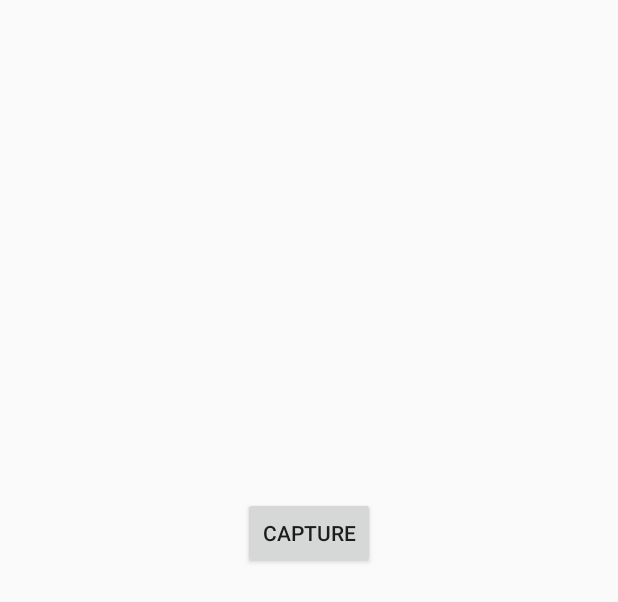
After one commit to micscopau/HelloOpenCV_baseOpenCVsetup, an Android app: the layout activity_camera_native.xml on its own in the app's theme, with its tools: preview values and no code run, on a phone screen of 412 x 824 dp. The commit adds this screen. Shown: the top 602 px of the screen. Run offline under Robolectric (Android 15) with nearby library versions, the phone set to English and light mode, and no system bars.

Commit message:
Many Changes - 2 camera options OpenCV - Native
OpenCV working (don't like formatting restrictions of preview)
Adding native android camera functionallity - in process of handling rotation issue

```diff
--- /dev/null
+++ b/app/src/main/res/layout/activity_camera_native.xml
@@ -0,0 +1,37 @@
+<RelativeLayout xmlns:android="http://schemas.android.com/apk/res/android"
+    xmlns:tools="http://schemas.android.com/tools"
+    android:layout_width="match_parent"
+    android:layout_height="match_parent"
+    android:paddingLeft="16dp"
+    android:paddingRight="16dp"
+    android:paddingTop="16dp"
+    android:paddingBottom="16dp"
+    tools:context="paulygon.helloopencv.CameraActivityNative"
+    android:baselineAligned="false">
+
+    <FrameLayout
+        android:id="@+id/camera_preview"
+        android:layout_width="match_parent"
+        android:layout_height="300dp"/>
+
+    <Button
+        android:layout_width="wrap_content"
+        android:layout_height="wrap_content"
+        android:text="@string/capture_button"
+        android:id="@+id/button"
+        android:layout_below="@+id/camera_preview"
+        android:layout_centerHorizontal="true"
+        android:layout_marginTop="15dp" />
+
+    <ImageView
+        android:layout_width="match_parent"
+        android:layout_height="wrap_content"
+        android:id="@+id/captured_image"
+        android:layout_below="@+id/button"
+        android:layout_alignParentLeft="true"
+        android:layout_alignParentStart="true"
+        android:layout_marginTop="15dp"
+        android:contentDescription="@string/desc" />
+
+
+</RelativeLayout>
--- a/app/src/main/res/values/strings.xml
+++ b/app/src/main/res/values/strings.xml
@@ -1,3 +1,8 @@
 <resources>
     <string name="app_name">HelloOpenCV</string>
+    <string name="capture_button">Capture</string>
+    <string name="desc">Picture Result</string>
+
+    <string name="action_settings">Settings</string>
+
 </resources>
--- a/openCVLibrary330/src/main/java/org/opencv/android/CameraBridgeViewBase.java
+++ b/openCVLibrary330/src/main/java/org/opencv/android/CameraBridgeViewBase.java
@@ -419,6 +419,7 @@ public abstract class CameraBridgeViewBase extends SurfaceView implements Surfac
                          (int)((canvas.getHeight() - mScale*mCacheBitmap.getHeight()) / 2),
                          (int)((canvas.getWidth() - mScale*mCacheBitmap.getWidth()) / 2 + mScale*mCacheBitmap.getWidth()),
                          (int)((canvas.getHeight() - mScale*mCacheBitmap.getHeight()) / 2 + mScale*mCacheBitmap.getHeight())), null);
+
                 } else {
                      canvas.drawBitmap(mCacheBitmap, new Rect(0,0,mCacheBitmap.getWidth(), mCacheBitmap.getHeight()),
                          new Rect((canvas.getWidth() - mCacheBitmap.getWidth()) / 2,
```
Also changed, not shown: app/src/main/AndroidManifest.xml (+6 -1 lines), app/src/main/java/paulygon/helloopencv/CameraActivity.java (+86 -83 lines), app/src/main/java/paulygon/helloopencv/CameraActivityNative.java (added, +159 -0 lines), app/src/main/java/paulygon/helloopencv/ImageSurfaceView.java (added, +86 -0 lines), app/src/main/java/paulygon/helloopencv/MainActivity.java (+6 -1 lines), app/src/main/res/layout/activity_camera.xml (+33 -3 lines), app/src/main/res/layout/activity_main.xml (+20 -4 lines), openCVLibrary330/src/main/java/org/opencv/android/JavaCameraView.java (+12 -0 lines), 22 other files.
